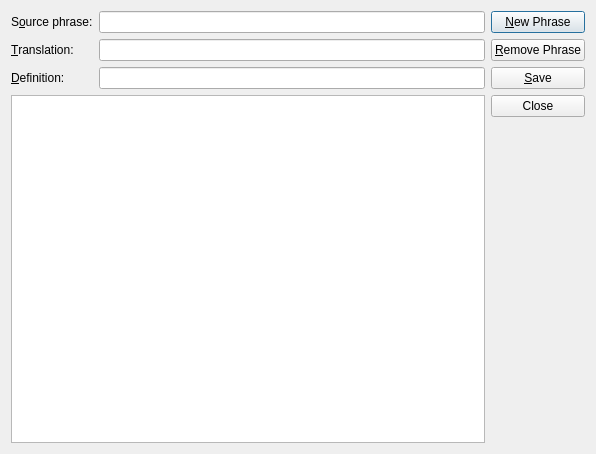
Qt form tools/linguist/linguist/phrasebookbox.ui (Fat-Zer/qt4-historical) before a commit.
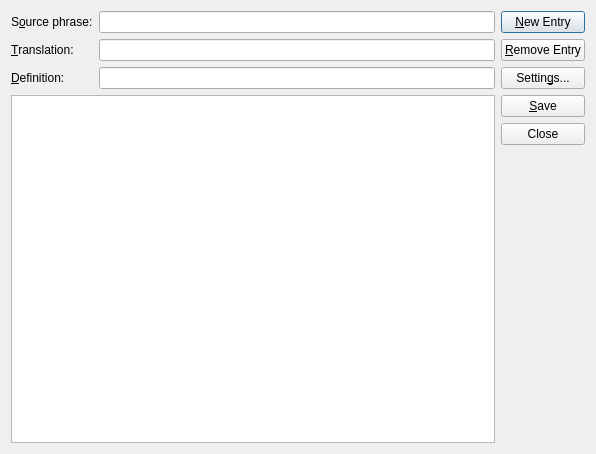
The same form after that commit.

```diff
--- a/tools/linguist/linguist/phrasebookbox.ui
+++ b/tools/linguist/linguist/phrasebookbox.ui
@@ -137,8 +137,8 @@
        <property name="whatsThis" >
         <string>Click here to add the phrase to the phrase book.</string>
        </property>
-       <property name="text" >
-        <string>&amp;New Phrase</string>
+       <property name="text">
+        <string>&amp;New Entry</string>
        </property>
       </widget>
      </item>
@@ -147,14 +147,21 @@
        <property name="whatsThis" >
         <string>Click here to remove the phrase from the phrase book.</string>
        </property>
-       <property name="text" >
-        <string>&amp;Remove Phrase</string>
+       <property name="text">
+        <string>&amp;Remove Entry</string>
        </property>
       </widget>
      </item>
      <item>
-      <widget class="QPushButton" name="saveBut" >
-       <property name="whatsThis" >
+      <widget class="QPushButton" name="settingsBut">
+       <property name="text">
+        <string>Settin&amp;gs...</string>
+       </property>
+      </widget>
+     </item>
+     <item>
+      <widget class="QPushButton" name="saveBut">
+       <property name="whatsThis">
         <string>Click here to save the changes made.</string>
        </property>
        <property name="text" >
@@ -192,7 +199,7 @@
    </item>
   </layout>
  </widget>
- <layoutdefault spacing="6" margin="11" />
+ <layoutdefault spacing="6" margin="11"/>
  <tabstops>
   <tabstop>sourceLed</tabstop>
   <tabstop>targetLed</tabstop>
```
Left out of the diff: 156 changed lines with no effect on the pictures.
